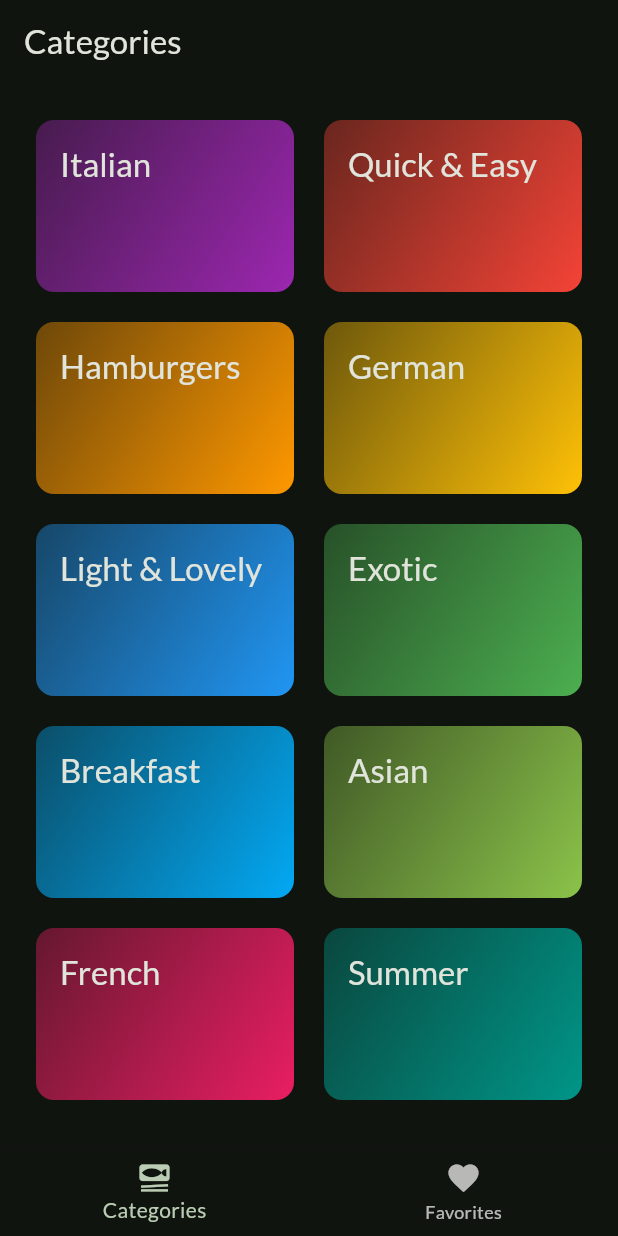
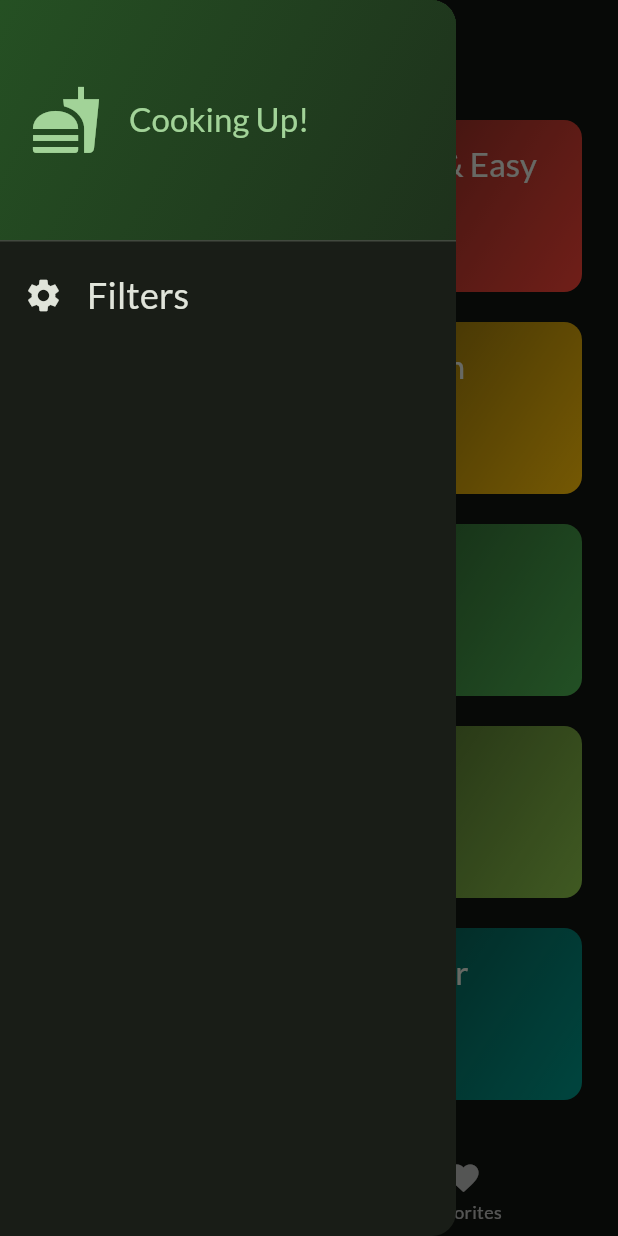
Before and after one commit to OGispert/meals, a Flutter app: the screen it shows after launch, with the side drawer open (before the commit the screen has no drawer), on a phone screen of 412 x 824 dp. Run offline on Flutter 3.47's test engine with Material 3 defaults, Android fonts, the phone set to English and light mode, and no system bars; our stand-ins replace flutter_riverpod, google_fonts, transparent_image.

Commit message:
Adding filters and states

```diff
--- a/lib/Views/categories.dart
+++ b/lib/Views/categories.dart
@@ -1,15 +1,18 @@
 import 'package:flutter/material.dart';
-import 'package:meals/Views/meals.dart';
+import 'package:meals/views/meals.dart';
 import 'package:meals/data/dummy_data.dart';
 import 'package:meals/models/category.dart';
+import 'package:meals/models/meal.dart';
 import 'package:meals/widgets/category_grid_item.dart';
 
 class CategoriesView extends StatelessWidget {
-  const CategoriesView({super.key});
+  const CategoriesView({super.key, required this.availableMeals});
+
+  final List<Meal> availableMeals;
 
   void _selectCategory(BuildContext context, Category category) {
     final meals =
-        dummyMeals
+        availableMeals
             .where((meal) => meal.categories.contains(category.id))
             .toList();
 
--- a/lib/Views/tabs.dart
+++ b/lib/Views/tabs.dart
@@ -1,18 +1,31 @@
+import 'package:flutter/cupertino.dart';
 import 'package:flutter/material.dart';
-import 'package:meals/Views/categories.dart';
-import 'package:meals/Views/meals.dart';
-import 'package:meals/data/dummy_data.dart';
+import 'package:flutter_riverpod/flutter_riverpod.dart';
+import 'package:meals/views/categories.dart';
+import 'package:meals/views/filters.dart';
+import 'package:meals/views/meals.dart';
+import 'package:meals/widgets/main_drawer.dart';
+import 'package:meals/providers/meals_provider.dart';
+import 'package:meals/providers/favorites_provider.dart';
+import 'package:meals/providers/filters_provider.dart';
 
-class TabsView extends StatefulWidget {
+const kInitialFilters = {
+  Filter.glutenFree: false,
+  Filter.lactoseFree: false,
+  Filter.vegetarian: false,
+  Filter.vegan: false,
+};
+
+class TabsView extends ConsumerStatefulWidget {
   const TabsView({super.key});
 
   @override
-  State<TabsView> createState() {
+  ConsumerState<TabsView> createState() {
     return _TabsViewState();
   }
 }
 
-class _TabsViewState extends State<TabsView> {
+class _TabsViewState extends ConsumerState<TabsView> {
   int selectedTabIndex = 0;
 
   void selectPage(int index) {
@@ -21,11 +34,45 @@ class _TabsViewState extends State<TabsView> {
     });
   }
 
+  void setScreenFromSideMenu(String identifier) async {
+    Navigator.of(context).pop();
+    if (identifier == 'filters') {
+      Navigator.of(
+        context,
+      ).push(MaterialPageRoute(builder: (context) => FiltersView()));
+    }
+  }
+
   @override
   Widget build(BuildContext context) {
+    final targetPlatform = Theme.of(context).platform;
+    final meals = ref.watch(mealsProvider);
+    final favoriteMeals = ref.watch(favoriteMealsProvider);
+    final selectedFilters = ref.watch(filtersProvider);
+
+    final availableMeals =
+        meals.where((meal) {
+          if ((selectedFilters[Filter.glutenFree] ?? false) &&
+              !meal.isGlutenFree) {
+            return false;
+          }
+          if ((selectedFilters[Filter.lactoseFree] ?? false) &&
+              !meal.isLactoseFree) {
+            return false;
+          }
+          if ((selectedFilters[Filter.vegetarian] ?? false) &&
+              !meal.isVegetarian) {
+            return false;
+          }
+          if ((selectedFilters[Filter.vegan] ?? false) && !meal.isVegan) {
+            return false;
+          }
+          return true;
+        }).toList();
+
     Widget activeTab = switch (selectedTabIndex) {
-      0 => CategoriesView(),
-      1 => MealsView(meals: dummyMeals),
+      0 => CategoriesView(availableMeals: availableMeals),
+      1 => MealsView(meals: favoriteMeals),
       _ => Text(''),
     };
 
@@ -35,10 +82,8 @@ class _TabsViewState extends State<TabsView> {
       _ => Text(''),
     };
 
-    return Scaffold(
-      appBar: AppBar(title: activeTabTitle),
-      body: activeTab,
-      bottomNavigationBar: BottomNavigationBar(
+    Widget tabBar = switch (targetPlatform) {
+      TargetPlatform.android => BottomNavigationBar(
         onTap: selectPage,
         currentIndex: selectedTabIndex,
         items: [
@@ -52,6 +97,30 @@ class _TabsViewState extends State<TabsView> {
           ),
         ],
       ),
+
+      TargetPlatform.iOS => CupertinoTabBar(
+        onTap: selectPage,
+        currentIndex: selectedTabIndex,
+        items: [
+          BottomNavigationBarItem(
+            icon: Icon(Icons.set_meal),
+            label: 'Categories',
+          ),
+          BottomNavigationBarItem(
+            icon: Icon(Icons.favorite),
+            label: 'Favorites',
+          ),
+        ],
+      ),
+
+      _ => Text(''),
+    };
+
+    return Scaffold(
+      appBar: AppBar(title: activeTabTitle),
+      body: activeTab,
+      bottomNavigationBar: tabBar,
+      drawer: MainDrawer(onSelectScreen: setScreenFromSideMenu),
     );
   }
 }
--- a/lib/main.dart
+++ b/lib/main.dart
@@ -1,7 +1,7 @@
 import 'package:flutter/material.dart';
-
+import 'package:flutter_riverpod/flutter_riverpod.dart';
 import 'package:google_fonts/google_fonts.dart';
-import 'package:meals/Views/tabs.dart';
+import 'package:meals/views/tabs.dart';
 
 final theme = ThemeData(
   colorScheme: ColorScheme.fromSeed(
@@ -12,7 +12,7 @@ final theme = ThemeData(
 );
 
 void main() {
-  runApp(const App());
+  runApp(const ProviderScope(child: App()));
 }
 
 class App extends StatelessWidget {
--- /dev/null
+++ b/lib/providers/filters_provider.dart
@@ -0,0 +1,26 @@
+import 'package:flutter_riverpod/flutter_riverpod.dart';
+
+enum Filter { glutenFree, lactoseFree, vegetarian, vegan }
+
+class FiltersNotifier extends StateNotifier<Map<Filter, bool>> {
+  FiltersNotifier()
+    : super({
+        Filter.glutenFree: false,
+        Filter.lactoseFree: false,
+        Filter.vegetarian: false,
+        Filter.vegan: false,
+      });
+
+  void setFilter(Filter filter, bool isActive) {
+    state = {...state, filter: isActive};
+  }
+
+  void setAllFilters(Map<Filter, bool> filters) {
+    state = filters;
+  }
+}
+
+final filtersProvider =
+    StateNotifierProvider<FiltersNotifier, Map<Filter, bool>>(
+      (ref) => FiltersNotifier(),
+    );
--- /dev/null
+++ b/lib/providers/meals_provider.dart
@@ -0,0 +1,6 @@
+import 'package:flutter_riverpod/flutter_riverpod.dart';
+import 'package:meals/data/dummy_data.dart';
+
+final mealsProvider = Provider((ref) {
+  return dummyMeals;
+});
--- /dev/null
+++ b/lib/widgets/main_drawer.dart
@@ -0,0 +1,63 @@
+import 'package:flutter/material.dart';
+
+class MainDrawer extends StatelessWidget {
+  const MainDrawer({super.key, required this.onSelectScreen});
+
+  final void Function(String identifier) onSelectScreen;
+
+  @override
+  Widget build(BuildContext context) {
+    return Drawer(
+      child: Column(
+        children: [
+          DrawerHeader(
+            padding: EdgeInsets.all(20),
+            decoration: BoxDecoration(
+              gradient: LinearGradient(
+                colors: [
+                  Theme.of(context).colorScheme.primaryContainer,
+                  Theme.of(context).colorScheme.primaryContainer.withAlpha(100),
+                ],
+                begin: Alignment.topLeft,
+                end: Alignment.bottomRight,
+              ),
+            ),
+            child: Row(
+              children: [
+                Icon(
+                  Icons.fastfood,
+                  size: 48,
+                  color: Theme.of(context).colorScheme.primary,
+                ),
+                SizedBox(width: 18),
+                Text(
+                  'Cooking Up!',
+                  style: Theme.of(context).textTheme.titleLarge?.copyWith(
+                    color: Theme.of(context).colorScheme.primary,
+                  ),
+                ),
+              ],
+            ),
+          ),
+          ListTile(
+            leading: Icon(
+              Icons.settings,
+              size: 26,
+              color: Theme.of(context).colorScheme.onSurface,
+            ),
+            title: Text(
+              'Filters',
+              style: Theme.of(context).textTheme.titleSmall?.copyWith(
+                color: Theme.of(context).colorScheme.onSurface,
+                fontSize: 24,
+              ),
+            ),
+            onTap: () {
+              onSelectScreen('filters');
+            },
+          ),
+        ],
+      ),
+    );
+  }
+}
--- a/pubspec.yaml
+++ b/pubspec.yaml
@@ -36,6 +36,7 @@ dependencies:
   cupertino_icons: ^1.0.8
   google_fonts: ^6.2.1
   transparent_image: ^2.0.1
+  flutter_riverpod: ^2.6.1
 
 dev_dependencies:
   flutter_test:
```
Also changed, not shown: lib/Views/filters.dart (added, +116 -0 lines), lib/Views/meal_details.dart (+17 -3 lines), lib/Views/meals.dart (+8 -2 lines), lib/providers/favorites_provider.dart (added, +23 -0 lines).
